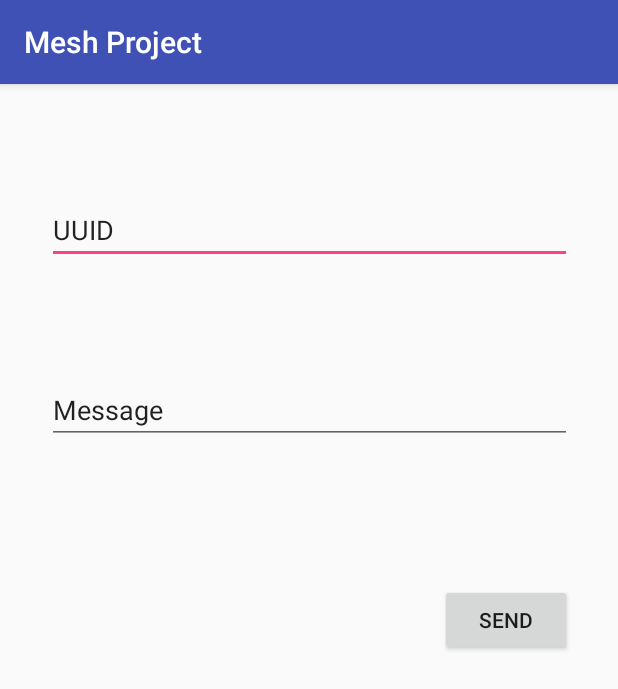
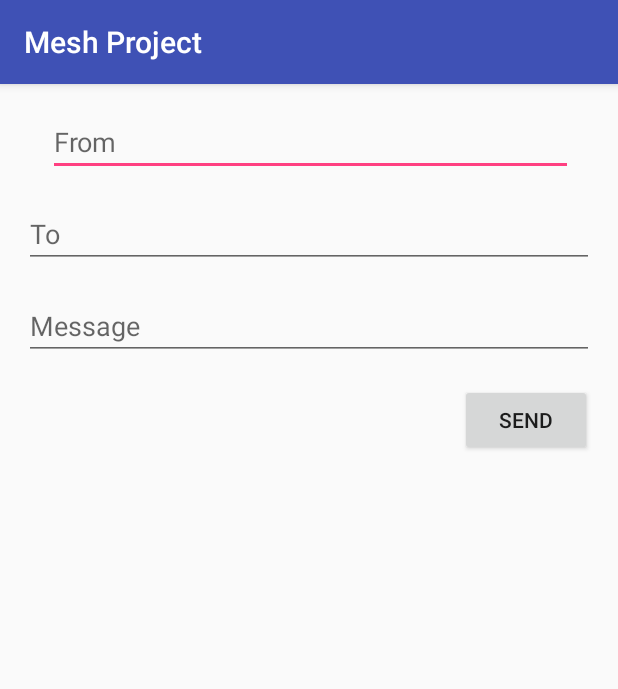
Before and after one commit to Reavershark/meshdevice-android, an Android app: the MessageFormActivity screen opened directly, with no data from a screen before it, on a phone screen of 412 x 824 dp. Shown: the top 689 px of the screen. Run offline under Robolectric (Android 15) with nearby library versions, the phone set to English and light mode, and no system bars.

Commit message:
Temp sender field

```diff
--- a/app/src/main/java/org/node/meshproject/MainActivity.java
+++ b/app/src/main/java/org/node/meshproject/MainActivity.java
@@ -5,6 +5,7 @@ import android.net.Uri;
 import android.os.Bundle;
 import android.support.design.widget.FloatingActionButton;
 import android.support.design.widget.NavigationView;
+import android.support.design.widget.Snackbar;
 import android.support.v4.view.GravityCompat;
 import android.support.v4.widget.DrawerLayout;
 import android.support.v7.app.ActionBarDrawerToggle;
@@ -15,6 +16,7 @@ import android.view.MenuItem;
 import android.view.View;
 import android.widget.ArrayAdapter;
 import android.widget.ListView;
+import android.widget.Toast;
 
 import java.util.ArrayList;
 import java.util.Date;
@@ -73,10 +75,14 @@ public class MainActivity extends AppCompatActivity implements NavigationView.On
         if (resultCode == RESULT_OK) {
             String uuid = data.getStringExtra("uuid");
             String message = data.getStringExtra("message");
-            //TODO: Proper message history
-            messagesArrayAdapter.add("To " + uuid + " on " + new Date().toString() + " : " + message);
+            String sender = data.getStringExtra("sender");
+            // TODO: Proper message history
+            messagesArrayAdapter.add("From " + sender + " to " + uuid + " on " + new Date().toString() + " : " + message);
             // Scroll to bottom message
             messages.setSelection(messages.getCount() - 1);
+
+            // TODO: HTTP POST
+            Toast.makeText(this, "Message sent", Toast.LENGTH_SHORT).show();
         }
     }
 
--- a/app/src/main/java/org/node/meshproject/MessageFormActivity.java
+++ b/app/src/main/java/org/node/meshproject/MessageFormActivity.java
@@ -5,7 +5,6 @@ import android.os.Bundle;
 import android.support.v7.app.AppCompatActivity;
 import android.view.View;
 import android.widget.EditText;
-import android.widget.Toast;
 
 public class MessageFormActivity extends AppCompatActivity {
 
@@ -19,14 +18,17 @@ public class MessageFormActivity extends AppCompatActivity {
 
         EditText uuidEditText = (EditText) findViewById(R.id.uuidEditText);
         EditText messageEditText = (EditText) findViewById(R.id.messageEditText);
+        EditText senderEditText = (EditText) findViewById(R.id.senderEditText);
         String uuid = uuidEditText.getText().toString();
         String message = messageEditText.getText().toString();
+        String sender = senderEditText.getText().toString();
 
         Intent intent = new Intent();
         intent.putExtra("uuid", uuid);
         intent.putExtra("message", message);
+        intent.putExtra("sender", sender);
         setResult(RESULT_OK, intent);
-        Toast.makeText(this, "Message sent", Toast.LENGTH_SHORT).show();
+
         finish();
     }
 }
--- a/app/src/main/res/layout/activity_message_form.xml
+++ b/app/src/main/res/layout/activity_message_form.xml
@@ -7,29 +7,47 @@
     tools:context="org.node.meshproject.MessageFormActivity">
 
     <EditText
-        android:id="@+id/uuidEditText"
+        android:id="@+id/senderEditText"
         android:layout_width="350dp"
         android:layout_height="45dp"
-        android:layout_marginBottom="10dp"
-        android:layout_marginTop="20dp"
+        android:layout_marginEnd="16dp"
+        android:layout_marginStart="16dp"
+        android:layout_marginTop="16dp"
         android:ems="10"
+        android:hint="From"
         android:inputType="textPersonName"
-        android:text="UUID"
-        app:layout_constraintBottom_toTopOf="@+id/messageEditText"
         app:layout_constraintEnd_toEndOf="parent"
+        app:layout_constraintHorizontal_bias="0.529"
         app:layout_constraintStart_toStartOf="parent"
         app:layout_constraintTop_toTopOf="parent" />
 
     <EditText
+        android:id="@+id/uuidEditText"
+        android:layout_width="0dp"
+        android:layout_height="45dp"
+        android:layout_marginEnd="16dp"
+        android:layout_marginStart="16dp"
+        android:layout_marginTop="16dp"
+        android:ems="10"
+        android:hint="To"
+        android:inputType="textPersonName"
+        app:layout_constraintEnd_toEndOf="parent"
+        app:layout_constraintStart_toStartOf="parent"
+        app:layout_constraintTop_toBottomOf="@+id/senderEditText" />
+
+    <EditText
         android:id="@+id/messageEditText"
-        android:layout_width="350dp"
-        android:layout_height="45dp"
-        android:layout_marginBottom="31dp"
-        android:layout_marginTop="10dp"
+        android:layout_width="0dp"
+        android:layout_height="wrap_content"
+        android:layout_marginEnd="16dp"
+        android:layout_marginStart="16dp"
+        android:layout_marginTop="16dp"
         android:ems="10"
+        android:hint="Message"
         android:inputType="textMultiLine"
-        android:text="Message"
-        app:layout_constraintBottom_toTopOf="@+id/sendButton"
+        android:selectAllOnFocus="false"
+        android:singleLine="true"
+        android:textAlignment="viewStart"
         app:layout_constraintEnd_toEndOf="parent"
         app:layout_constraintStart_toStartOf="parent"
         app:layout_constraintTop_toBottomOf="@+id/uuidEditText" />
@@ -38,14 +56,13 @@
         android:id="@+id/sendButton"
         android:layout_width="wrap_content"
         android:layout_height="wrap_content"
-        android:layout_marginBottom="332dp"
         android:layout_marginEnd="17dp"
         android:layout_marginStart="279dp"
-        android:layout_marginTop="8dp"
+        android:layout_marginTop="16dp"
         android:onClick="onButtonClick"
         android:text="Send"
-        app:layout_constraintBottom_toBottomOf="parent"
         app:layout_constraintEnd_toEndOf="parent"
+        app:layout_constraintHorizontal_bias="1.0"
         app:layout_constraintStart_toStartOf="parent"
         app:layout_constraintTop_toBottomOf="@+id/messageEditText" />
 </android.support.constraint.ConstraintLayout>
```
